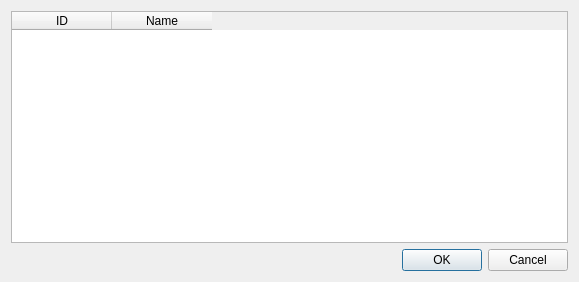
Before: the Qt Designer form ui/logselectdialog.ui in snip89/wsnsim-postprocessor, drawn with Qt 5.
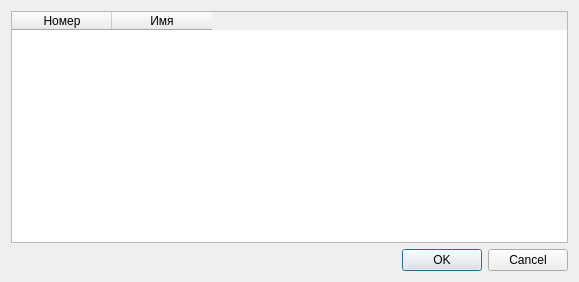
After: the same form once the commit is applied.

The edit to the form file:
```diff
--- a/ui/logselectdialog.ui
+++ b/ui/logselectdialog.ui
@@ -32,7 +32,7 @@
        </attribute>
        <column>
         <property name="text">
-         <string>ID</string>
+         <string>Номер</string>
         </property>
         <property name="textAlignment">
          <set>AlignHCenter|AlignVCenter|AlignCenter</set>
@@ -40,7 +40,7 @@
        </column>
        <column>
         <property name="text">
-         <string>Name</string>
+         <string>Имя</string>
         </property>
         <property name="textAlignment">
          <set>AlignHCenter|AlignVCenter|AlignCenter</set>
```
Left out of the diff: 2 changed lines with no effect on the pictures.
